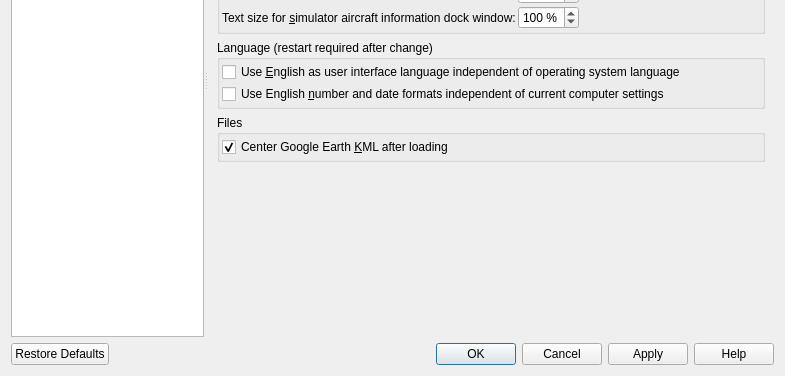
Old version of the form src/options/options.ui in the repository albar965/littlenavmap; both pictures show x 0 to 785 and y 189 to 565 of the 785 by 565 pixel window.
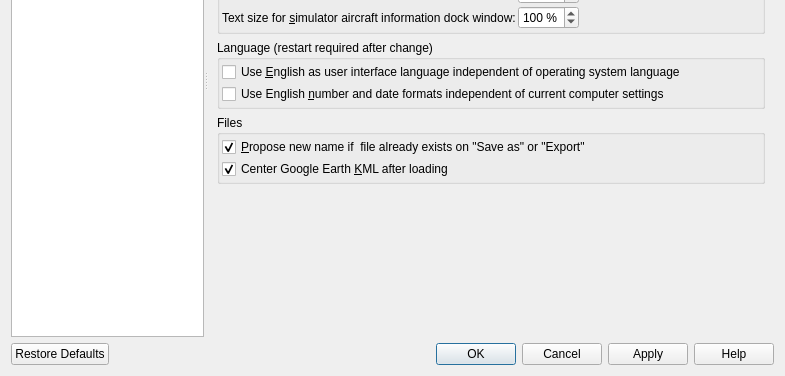
New version of the form. The open tabs and pages were chosen to show the change.

Commit message: Added option to disable proposed filename when doing "save as" or export and file already exists. closes #433

What changed in the file:
```diff
--- a/src/options/options.ui
+++ b/src/options/options.ui
@@ -616,6 +616,21 @@
            <property name="bottomMargin">
             <number>2</number>
            </property>
+           <item>
+            <widget class="QCheckBox" name="checkBoxOptionsGuiProposeFilename">
+             <property name="toolTip">
+              <string>If this option is checked: Little Navmap will propose a new name 
+on &quot;Save as&quot; or &quot;Export&quot; operations if a file already exists.
+New name will be &quot;filename_1.pln&quot; if &quot;filename.pln&quot; already exists, for example.</string>
+             </property>
+             <property name="text">
+              <string>&amp;Propose new name if  file already exists on &quot;Save as&quot; or &quot;Export&quot;</string>
+             </property>
+             <property name="checked">
+              <bool>true</bool>
+             </property>
+            </widget>
+           </item>
            <item>
             <widget class="QCheckBox" name="checkBoxOptionsGuiCenterKml">
              <property name="toolTip">
```
Left out of the diff: 3 changed lines with no effect on the pictures. The commit also changes 10 other files.
